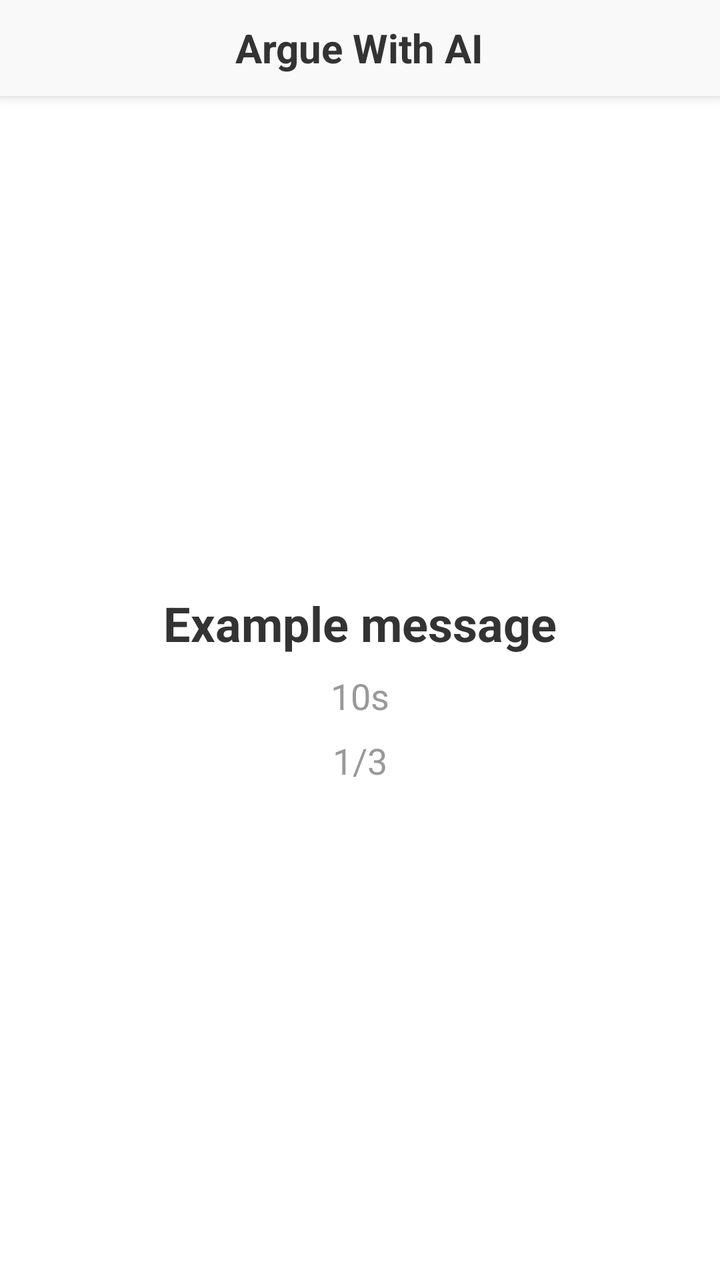
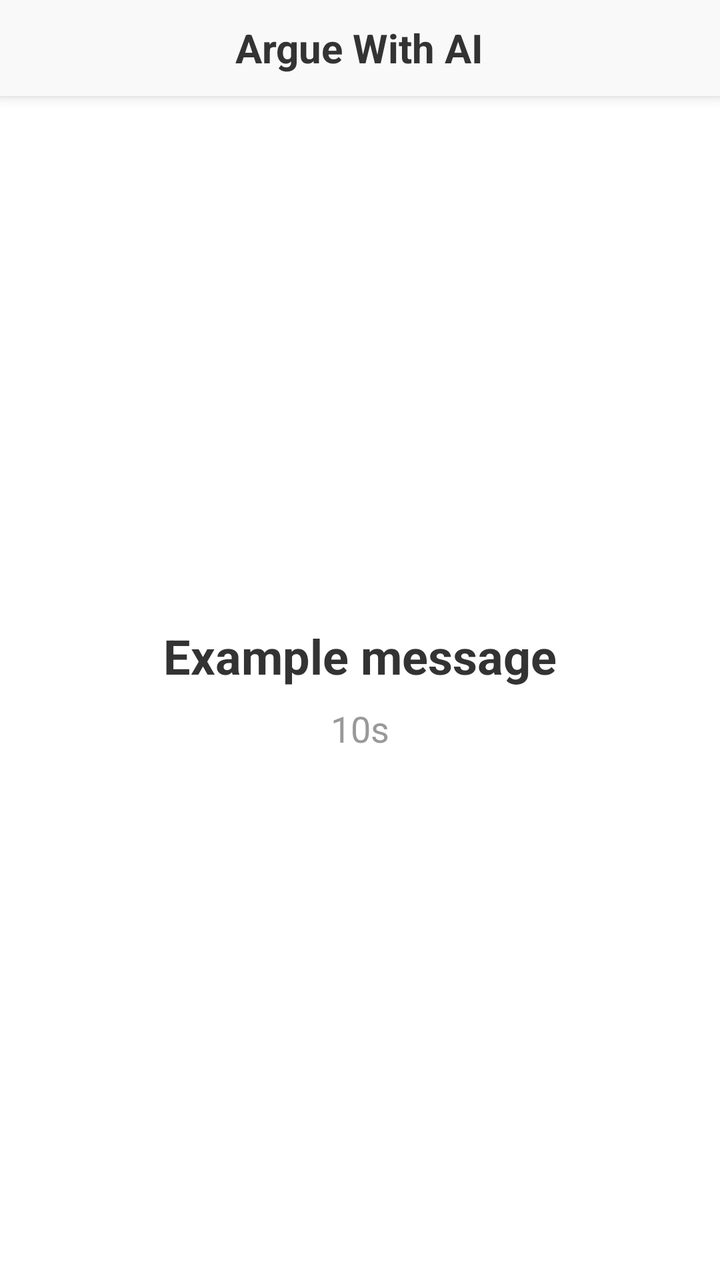

Before-and-after screenshots of an Android layout around one commit, followed by the original layout XML and the change that was made.
<!-- AndroidManifest.xml: application theme Theme.ArgueWithAi -->
<!-- res/layout/activity_blocking.xml -->
<?xml version="1.0" encoding="utf-8"?>
<LinearLayout xmlns:android="http://schemas.android.com/apk/res/android"
    android:layout_width="match_parent"
    android:layout_height="match_parent"
    android:background="@android:color/white"
    android:orientation="vertical">

    <RelativeLayout
        android:id="@+id/topBar"
        android:layout_width="match_parent"
        android:layout_height="48dp"
        android:background="#F9F9F9"
        android:elevation="4dp"
        android:paddingHorizontal="16dp">

        <TextView
            android:id="@+id/tvTitle"
            android:layout_width="wrap_content"
            android:layout_height="wrap_content"
            android:layout_centerInParent="true"
            android:text="@string/title"
            android:textColor="#333333"
            android:textSize="20sp"
            android:textStyle="bold" />

    </RelativeLayout>

    <LinearLayout
        android:layout_width="match_parent"
        android:layout_height="0dp"
        android:layout_weight="1"
        android:gravity="center"
        android:orientation="vertical"
        android:padding="24dp">

        <TextView
            android:id="@+id/tvCenterMessage"
            android:layout_width="wrap_content"
            android:layout_height="wrap_content"
            android:text="@string/example_message"
            android:textAlignment="center"
            android:textColor="#333333"
            android:textSize="24sp"
            android:textStyle="bold" />

        <TextView
            android:id="@+id/tvMessageTime"
            android:layout_width="wrap_content"
            android:layout_height="wrap_content"
            android:layout_marginTop="8dp"
            android:text="@string/example_time"
            android:textColor="#999999"
            android:textSize="18sp" />

        <TextView
            android:id="@+id/tvMessagePage"
            android:layout_width="wrap_content"
            android:layout_height="wrap_content"
            android:layout_marginTop="8dp"
            android:text="@string/page"
            android:textColor="#999999"
            android:textSize="18sp" />
    </LinearLayout>
</LinearLayout>
<!-- resources referenced by this layout -->
<resources>
  <string name="example_message">Example message</string>
  <string name="example_time">10s</string>
  <string name="page">1/3</string>
  <string name="title">Argue With AI</string>
  <style name="Theme.ArgueWithAi" parent="android:Theme.Material.Light.NoActionBar" />
</resources>

<!-- the commit's change to res/layout/activity_blocking.xml (unified diff, before → after) -->
@@ -51,14 +51,5 @@
             android:text="@string/example_time"
             android:textColor="#999999"
             android:textSize="18sp" />
-
-        <TextView
-            android:id="@+id/tvMessagePage"
-            android:layout_width="wrap_content"
-            android:layout_height="wrap_content"
-            android:layout_marginTop="8dp"
-            android:text="@string/page"
-            android:textColor="#999999"
-            android:textSize="18sp" />
     </LinearLayout>
 </LinearLayout>
<!-- resource entries referenced after the edit -->
@@ -2,7 +2,6 @@
 <resources>
   <string name="example_message">Example message</string>
   <string name="example_time">10s</string>
-  <string name="page">1/3</string>
   <string name="title">Argue With AI</string>
   <style name="Theme.ArgueWithAi" parent="android:Theme.Material.Light.NoActionBar" />
 </resources>
